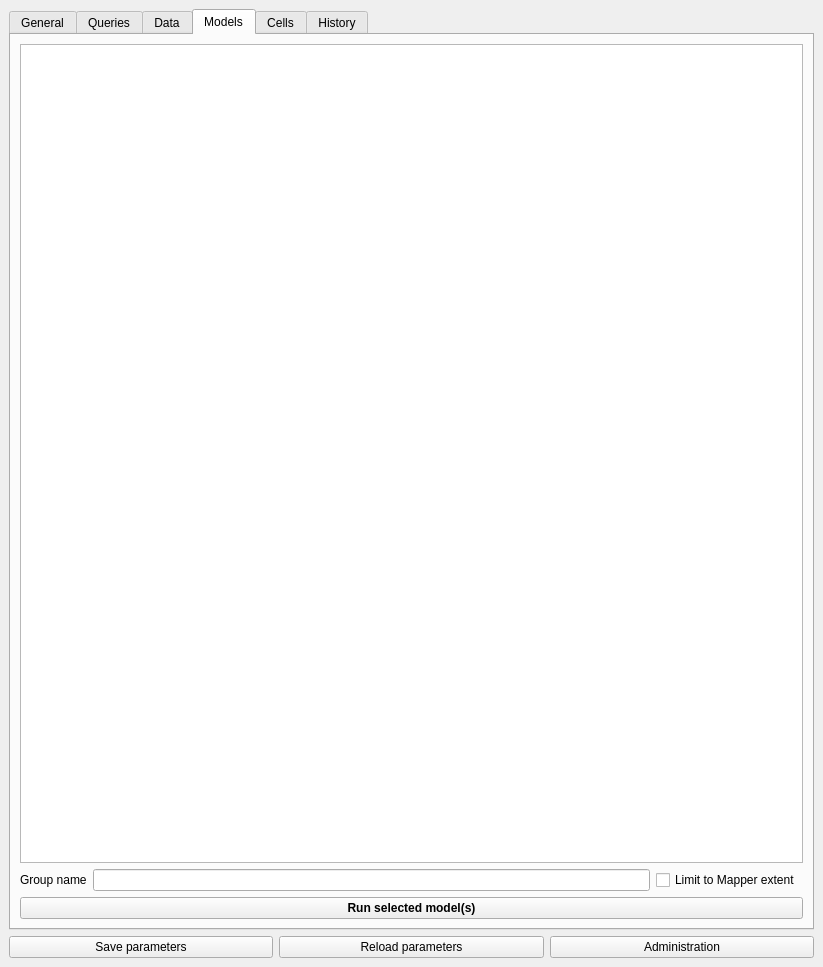
This is OS2DamageCost/OS2DamageCost_dockwidget_base.ui in Skadesokonomi/Udvikling as Qt 5 draws it before an edit. The edited form follows.
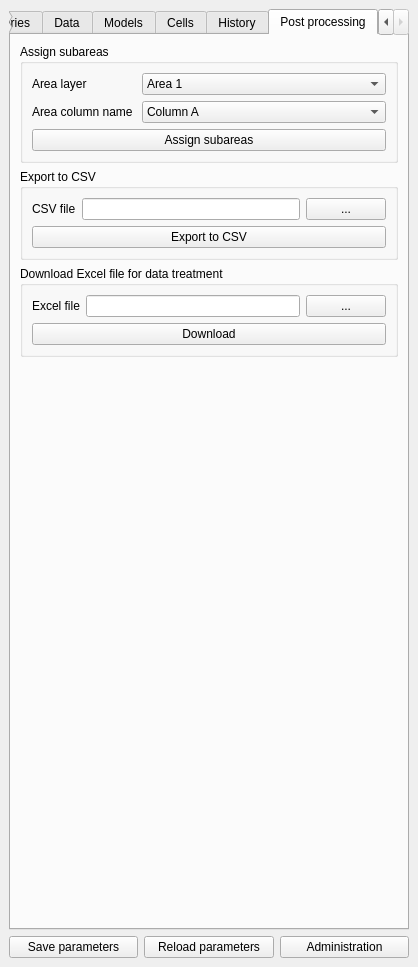
This is the edited form. The open tabs and pages were chosen to show the change.

Commit message: post processing

What changed in the file:
```diff
--- a/OS2DamageCost/OS2DamageCost_dockwidget_base.ui
+++ b/OS2DamageCost/OS2DamageCost_dockwidget_base.ui
@@ -6,7 +6,7 @@
    <rect>
     <x>0</x>
     <y>0</y>
-    <width>823</width>
+    <width>409</width>
     <height>967</height>
    </rect>
   </property>
@@ -693,6 +693,252 @@
         </item>
        </layout>
       </widget>
+      <widget class="QWidget" name="tab_3">
+       <attribute name="title">
+        <string>Post processing</string>
+       </attribute>
+       <layout class="QVBoxLayout" name="verticalLayout_13">
+        <item>
+         <widget class="QGroupBox" name="gbDatabase_2">
+          <property name="title">
+           <string>Assign subareas</string>
+          </property>
+          <property name="checkable">
+           <bool>false</bool>
+          </property>
+          <property name="checked">
+           <bool>false</bool>
+          </property>
+          <layout class="QVBoxLayout" name="verticalLayout_10">
+           <item>
+            <layout class="QGridLayout" name="gridLayout_2">
+             <item row="0" column="0">
+              <widget class="QLabel" name="label_15">
+               <property name="sizePolicy">
+                <sizepolicy hsizetype="Preferred" vsizetype="Preferred">
+                 <horstretch>0</horstretch>
+                 <verstretch>0</verstretch>
+                </sizepolicy>
+               </property>
+               <property name="text">
+                <string>Area layer</string>
+               </property>
+              </widget>
+             </item>
+             <item row="0" column="1">
+              <widget class="QComboBox" name="cbDatabase_2">
+               <property name="sizePolicy">
+                <sizepolicy hsizetype="Preferred" vsizetype="Fixed">
+                 <horstretch>5</horstretch>
+                 <verstretch>0</verstretch>
+                </sizepolicy>
+               </property>
+               <item>
+                <property name="text">
+                 <string>Area 1</string>
+                </property>
+               </item>
+               <item>
+                <property name="text">
+                 <string>Area 2</string>
+                </property>
+               </item>
+               <item>
+                <property name="text">
+                 <string>Area 3</string>
+                </property>
+               </item>
+              </widget>
+             </item>
+             <item row="1" column="0">
+              <widget class="QLabel" name="label_16">
+               <property name="sizePolicy">
+                <sizepolicy hsizetype="Preferred" vsizetype="Preferred">
+                 <horstretch>0</horstretch>
+                 <verstretch>0</verstretch>
+                </sizepolicy>
+               </property>
+               <property name="text">
+                <string>Area column name </string>
+               </property>
+              </widget>
+             </item>
+             <item row="1" column="1">
+              <widget class="QComboBox" name="cbDatabase_3">
+               <property name="sizePolicy">
+                <sizepolicy hsizetype="Preferred" vsizetype="Fixed">
+                 <horstretch>5</horstretch>
+                 <verstretch>0</verstretch>
+                </sizepolicy>
+               </property>
+               <item>
+                <property name="text">
+                 <string>Column A</string>
+                </property>
+               </item>
+               <item>
+                <property name="text">
+                 <string>Column B</string>
+                </property>
+               </item>
+               <item>
+                <property name="text">
+                 <string>Column C</string>
+                </property>
+               </item>
+              </widget>
+             </item>
+            </layout>
+           </item>
+           <item>
+            <widget class="QPushButton" name="pushButton">
+             <property name="text">
+              <string>Assign subareas</string>
+             </property>
+            </widget>
+           </item>
+          </layout>
+         </widget>
+        </item>
+        <item>
+         <widget class="QGroupBox" name="gbDatabase_3">
+          <property name="title">
+           <string>Export to CSV</string>
+          </property>
+          <property name="checkable">
+           <bool>false</bool>
+          </property>
+          <property name="checked">
+           <bool>false</bool>
+          </property>
+          <layout class="QVBoxLayout" name="verticalLayout_11">
+           <item>
+            <layout class="QHBoxLayout" name="horizontalLayout_12">
+             <item>
+              <widget class="QLabel" name="label_19">
+               <property name="sizePolicy">
+                <sizepolicy hsizetype="Preferred" vsizetype="Preferred">
+                 <horstretch>1</horstretch>
+                 <verstretch>0</verstretch>
+                </sizepolicy>
+               </property>
+               <property name="text">
+                <string>CSV file</string>
+               </property>
+              </widget>
+             </item>
+             <item>
+              <widget class="QLineEdit" name="leLayerName_2">
+               <property name="sizePolicy">
+                <sizepolicy hsizetype="Expanding" vsizetype="Fixed">
+                 <horstretch>6</horstretch>
+                 <verstretch>0</verstretch>
+                </sizepolicy>
+               </property>
+              </widget>
+             </item>
+             <item>
+              <widget class="QPushButton" name="pbDatabase_2">
+               <property name="sizePolicy">
+                <sizepolicy hsizetype="Minimum" vsizetype="Fixed">
+                 <horstretch>1</horstretch>
+                 <verstretch>0</verstretch>
+                </sizepolicy>
+               </property>
+               <property name="text">
+                <string>...</string>
+               </property>
+              </widget>
+             </item>
+            </layout>
+           </item>
+           <item>
+            <widget class="QPushButton" name="pushButton_2">
+             <property name="text">
+              <string>Export to CSV</string>
+             </property>
+            </widget>
+           </item>
+          </layout>
+         </widget>
+        </item>
+        <item>
+         <widget class="QGroupBox" name="gbDatabase_4">
+          <property name="title">
+           <string>Download Excel file for data treatment </string>
+          </property>
+          <property name="checkable">
+           <bool>false</bool>
+          </property>
+          <property name="checked">
+           <bool>false</bool>
+          </property>
+          <layout class="QVBoxLayout" name="verticalLayout_12">
+           <item>
+            <layout class="QHBoxLayout" name="horizontalLayout_13">
+             <item>
+              <widget class="QLabel" name="label_20">
+               <property name="sizePolicy">
+                <sizepolicy hsizetype="Preferred" vsizetype="Preferred">
+                 <horstretch>1</horstretch>
+                 <verstretch>0</verstretch>
+                </sizepolicy>
+               </property>
+               <property name="text">
+                <string>Excel file</string>
+               </property>
+              </widget>
+             </item>
+             <item>
+              <widget class="QLineEdit" name="leLayerName_3">
+               <property name="sizePolicy">
+                <sizepolicy hsizetype="Expanding" vsizetype="Fixed">
+                 <horstretch>6</horstretch>
+                 <verstretch>0</verstretch>
+                </sizepolicy>
+               </property>
+              </widget>
+             </item>
+             <item>
+              <widget class="QPushButton" name="pbDatabase_3">
+               <property name="sizePolicy">
+                <sizepolicy hsizetype="Minimum" vsizetype="Fixed">
+                 <horstretch>1</horstretch>
+                 <verstretch>0</verstretch>
+                </sizepolicy>
+               </property>
+               <property name="text">
+                <string>...</string>
+               </property>
+              </widget>
+             </item>
+            </layout>
+           </item>
+           <item>
+            <widget class="QPushButton" name="pushButton_3">
+             <property name="text">
+              <string>Download</string>
+             </property>
+            </widget>
+           </item>
+          </layout>
+         </widget>
+        </item>
+        <item>
+         <spacer name="verticalSpacer">
+          <property name="orientation">
+           <enum>Qt::Vertical</enum>
+          </property>
+          <property name="sizeHint" stdset="0">
+           <size>
+            <width>20</width>
+            <height>549</height>
+           </size>
+          </property>
+         </spacer>
+        </item>
+       </layout>
+      </widget>
      </widget>
     </item>
     <item>
```
The commit also changes 1 other file.
